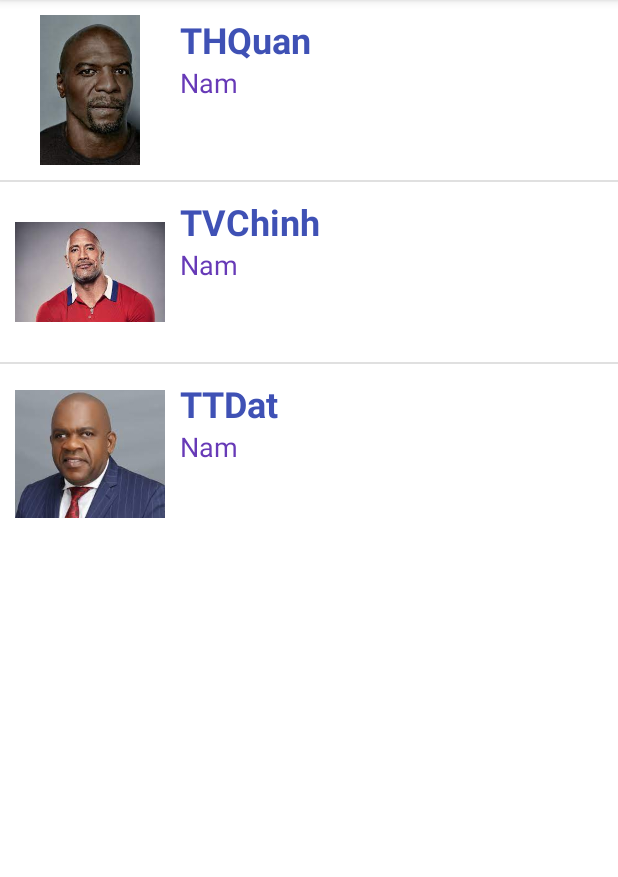
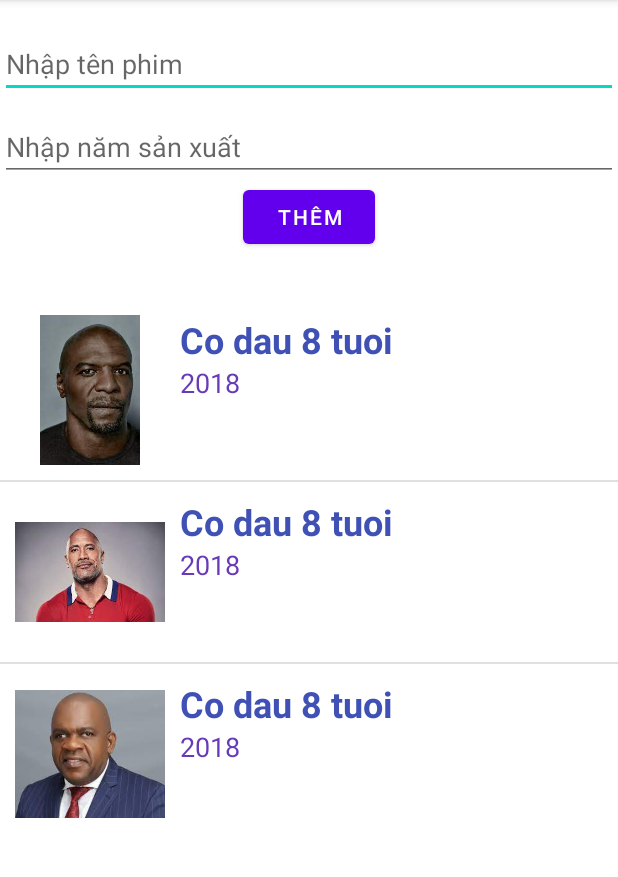
Before and after one commit to TuongPham210502/LaptrinhDD, an Android app: the screen it shows after launch (MainActivity), on a phone screen of 412 x 824 dp, the part 84-961 px from its top. Run offline under Robolectric (Android 15) with nearby library versions, the phone set to English and light mode, and no system bars.

Commit message:
design listview

```diff
--- a/app/src/main/java/com/example/listviewnc/Banbe.java
+++ /dev/null
@@ -1,47 +0,0 @@
-package com.example.listviewnc;
-
-public class Banbe {
-    private int hinh;
-    private String ten;
-    private String gtinh;
-    private String tuoi;
-
-    public Banbe(int hinh, String ten, String gtinh, String tuoi) {
-        this.hinh = hinh;
-        this.ten = ten;
-        this.gtinh = gtinh;
-        this.tuoi = tuoi;
-    }
-
-    public int getHinh() {
-        return hinh;
-    }
-
-    public void setHinh(int hinh) {
-        this.hinh = hinh;
-    }
-
-    public String getTen() {
-        return ten;
-    }
-
-    public void setTen(String ten) {
-        this.ten = ten;
-    }
-
-    public String getGtinh() {
-        return gtinh;
-    }
-
-    public void setGtinh(String gtinh) {
-        this.gtinh = gtinh;
-    }
-
-    public String getTuoi() {
-        return tuoi;
-    }
-
-    public void setTuoi(String tuoi) {
-        this.tuoi = tuoi;
-    }
-}
--- a/app/src/main/java/com/example/listviewnc/MainActivity.java
+++ b/app/src/main/java/com/example/listviewnc/MainActivity.java
@@ -3,31 +3,49 @@ package com.example.listviewnc;
 import androidx.appcompat.app.AppCompatActivity;
 
 import android.os.Bundle;
+import android.view.View;
+import android.widget.Button;
+import android.widget.EditText;
 import android.widget.ListView;
 
 import java.util.ArrayList;
 
 public class MainActivity extends AppCompatActivity {
-    ListView lvBanbe;
-    ArrayList<Banbe> arrBanbe;
-    BanbeAdapter adapter;
-
+    ListView lvPhim;
+    ArrayList<Phim> arrPhim;
+    PhimAdapter adapter;
+    Button btThem;
+    EditText edtTenPhim, edtNamsx;
     @Override
     protected void onCreate(Bundle savedInstanceState) {
         super.onCreate(savedInstanceState);
         setContentView(R.layout.activity_main);
 
         AnhXa();
-        adapter = new BanbeAdapter(this,R.layout.dong_banbe,arrBanbe);
-        lvBanbe.setAdapter(adapter);
+        adapter = new PhimAdapter(this,R.layout.dong_phim,arrPhim);
+        lvPhim.setAdapter(adapter);
+
+        btThem = (Button) findViewById(R.id.buttonThem);
+        edtTenPhim = (EditText) findViewById(R.id.textTenphim);
+        edtNamsx = (EditText)   findViewById(R.id.textNam);
+
+        btThem.setOnClickListener(new View.OnClickListener() {
+            @Override
+            public void onClick(View view) {
+                String tenPhim = edtTenPhim.getText().toString();
+                String namSX = edtNamsx.getText().toString();
+                arrPhim.add(new Phim(R.drawable.img_1,tenPhim,namSX));
+                adapter.notifyDataSetChanged();
+            }
+        });
     }
 
     private void AnhXa(){
-        lvBanbe = (ListView) findViewById(R.id.listviewFriend);
-        arrBanbe = new ArrayList<>();
+        lvPhim = (ListView) findViewById(R.id.listviewPhim);
+        arrPhim = new ArrayList<>();
 
-        arrBanbe.add(new Banbe(R.drawable.img_2,"THQuan","Nam","20"));
-        arrBanbe.add(new Banbe(R.drawable.img_1,"TVChinh","Nam","20"));
-        arrBanbe.add(new Banbe(R.drawable.img_3,"TTDat","Nam","20"));
+        arrPhim.add(new Phim(R.drawable.img_2,"Co dau 8 tuoi","2018"));
+        arrPhim.add(new Phim(R.drawable.img_1,"Co dau 8 tuoi","2018"));
+        arrPhim.add(new Phim(R.drawable.img_3,"Co dau 8 tuoi","2018"));
     }
 }
--- a/app/src/main/java/com/example/listviewnc/Phim.java
+++ b/app/src/main/java/com/example/listviewnc/Phim.java
@@ -4,4 +4,34 @@ public class Phim {
     private int hinh;
     private String ten;
     private String namsx;
+
+    public Phim(int hinh, String ten, String namsx) {
+        this.hinh = hinh;
+        this.ten = ten;
+        this.namsx = namsx;
+    }
+
+    public int getHinh() {
+        return hinh;
+    }
+
+    public void setHinh(int hinh) {
+        this.hinh = hinh;
+    }
+
+    public String getTen() {
+        return ten;
+    }
+
+    public void setTen(String ten) {
+        this.ten = ten;
+    }
+
+    public String getNamsx() {
+        return namsx;
+    }
+
+    public void setNamsx(String namsx) {
+        this.namsx = namsx;
+    }
 }
--- a/app/src/main/java/com/example/listviewnc/BanbeAdapter.java
+++ b/app/src/main/java/com/example/listviewnc/PhimAdapter.java
@@ -10,20 +10,20 @@ import android.widget.TextView;
 
 import java.util.List;
 
-public class BanbeAdapter extends BaseAdapter {
+public class PhimAdapter extends BaseAdapter {
     private Context context;
     private int layout;
-    private List<Banbe> banbeList;
+    private List<Phim> phimList;
 
-    public BanbeAdapter(Context context, int layout, List<Banbe> banbeList) {
+    public PhimAdapter(Context context, int layout, List<Phim> phimList) {
         this.context = context;
         this.layout = layout;
-        this.banbeList = banbeList;
+        this.phimList = phimList;
     }
 
     @Override
     public int getCount() {
-        return banbeList.size();
+        return phimList.size();
     }
 
     @Override
@@ -41,18 +41,15 @@ public class BanbeAdapter extends BaseAdapter {
         LayoutInflater inflater = (LayoutInflater) context.getSystemService(Context.LAYOUT_INFLATER_SERVICE);
         view = inflater.inflate(layout,null);
 
-        //anh xa view
-        ImageView imgavt = (ImageView) view.findViewById(R.id.avatar);
-        TextView txtTen = (TextView) view.findViewById(R.id.tenbanbe);
-        TextView txtgtinh = (TextView) view.findViewById(R.id.gioitinh);
+        ImageView imgphim = (ImageView) view.findViewById(R.id.imagephim);
+        TextView txtTen = (TextView) view.findViewById(R.id.tenphim);
+        TextView txtnamsx = (TextView) view.findViewById(R.id.namsx);
 
-        //gan gia tri
-        Banbe banbe = banbeList.get(i);
+        Phim phim = phimList.get(i);
 
-        imgavt.setImageResource(banbe.getHinh());
-        txtTen.setText(banbe.getTen());
-        txtgtinh.setText(banbe.getGtinh());
-
+        imgphim.setImageResource(phim.getHinh());
+        txtTen.setText(phim.getTen());
+        txtnamsx.setText(phim.getNamsx());
         return view;
     }
 }
--- a/app/src/main/res/layout/activity_main.xml
+++ b/app/src/main/res/layout/activity_main.xml
@@ -6,8 +6,31 @@
     android:layout_height="match_parent"
     tools:context=".MainActivity">
 
+    <EditText
+        android:layout_marginTop="20dp"
+        android:id="@+id/textTenphim"
+        android:layout_width="500dp"
+        android:layout_height="wrap_content"
+        android:hint="Nhập tên phim"
+        />
+    <EditText
+        android:layout_marginTop="10dp"
+        android:layout_below="@+id/textTenphim"
+        android:id="@+id/textNam"
+        android:layout_width="500dp"
+        android:layout_height="wrap_content"
+        android:hint="Nhập năm sản xuất"
+        />
+    <Button
+        android:id="@+id/buttonThem"
+        android:layout_centerHorizontal="true"
+        android:layout_below="@+id/textNam"
+        android:layout_width="wrap_content"
+        android:layout_height="wrap_content"
+        android:text="Thêm"/>
     <ListView
-        android:id="@+id/listviewFriend"
+        android:id="@+id/listviewPhim"
+        android:layout_marginTop="200dp"
         android:layout_width="match_parent"
         android:layout_height="wrap_content"
         tools:layout_editor_absoluteX="1dp"
--- a/app/src/main/res/layout/dong_banbe.xml
+++ b/app/src/main/res/layout/dong_phim.xml
@@ -6,7 +6,7 @@
     <ImageView
         android:layout_width="120dp"
         android:layout_height="120dp"
-        android:id="@+id/avatar"
+        android:id="@+id/imagephim"
         android:padding="10dp"
         />
 
@@ -14,20 +14,21 @@
         android:layout_width="wrap_content"
         android:layout_height="wrap_content"
         android:text="Tên"
-        android:layout_toRightOf="@+id/avatar"
-        android:id="@+id/tenbanbe"
+        android:layout_toRightOf="@+id/imagephim"
+        android:id="@+id/tenphim"
         android:textSize="24dp"
         android:layout_marginTop="10dp"
         android:textStyle="bold"
         android:textColor="#3F51B5"
         />
+
     <TextView
         android:layout_width="wrap_content"
         android:layout_height="wrap_content"
-        android:text="Giới tính"
-        android:id="@+id/gioitinh"
-        android:layout_toRightOf="@+id/avatar"
-        android:layout_below="@+id/tenbanbe"
+        android:text="2002"
+        android:id="@+id/namsx"
+        android:layout_toRightOf="@+id/imagephim"
+        android:layout_below="@+id/tenphim"
         android:textColor="#673AB7"
         android:textSize="18dp"
         />
```
